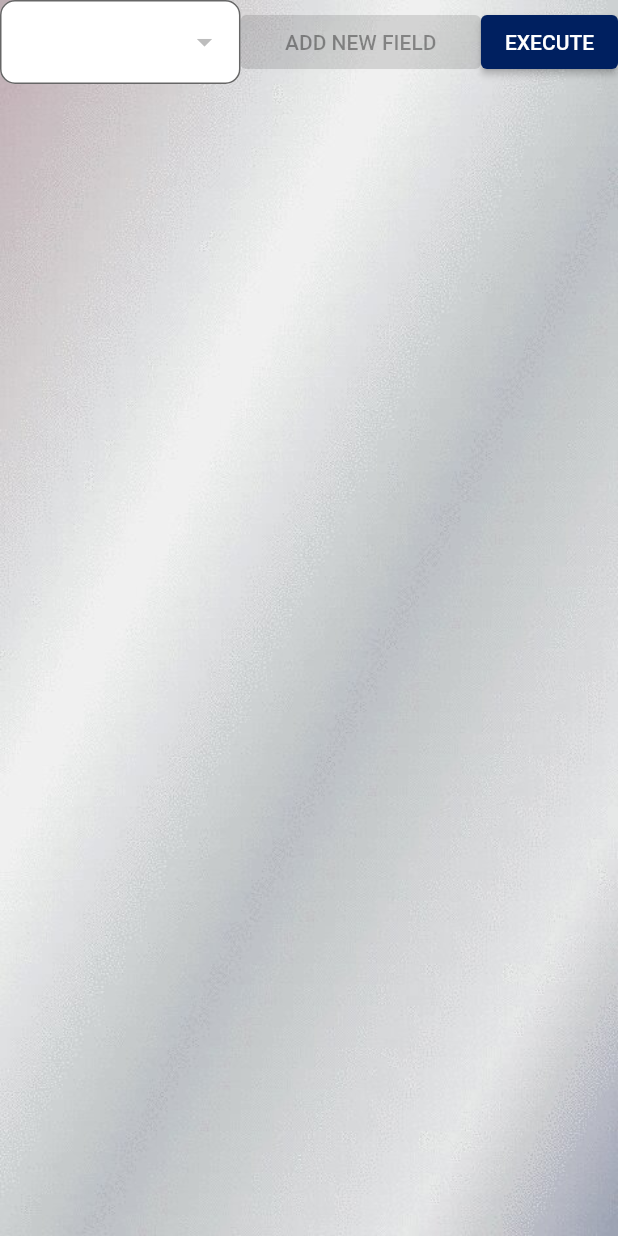
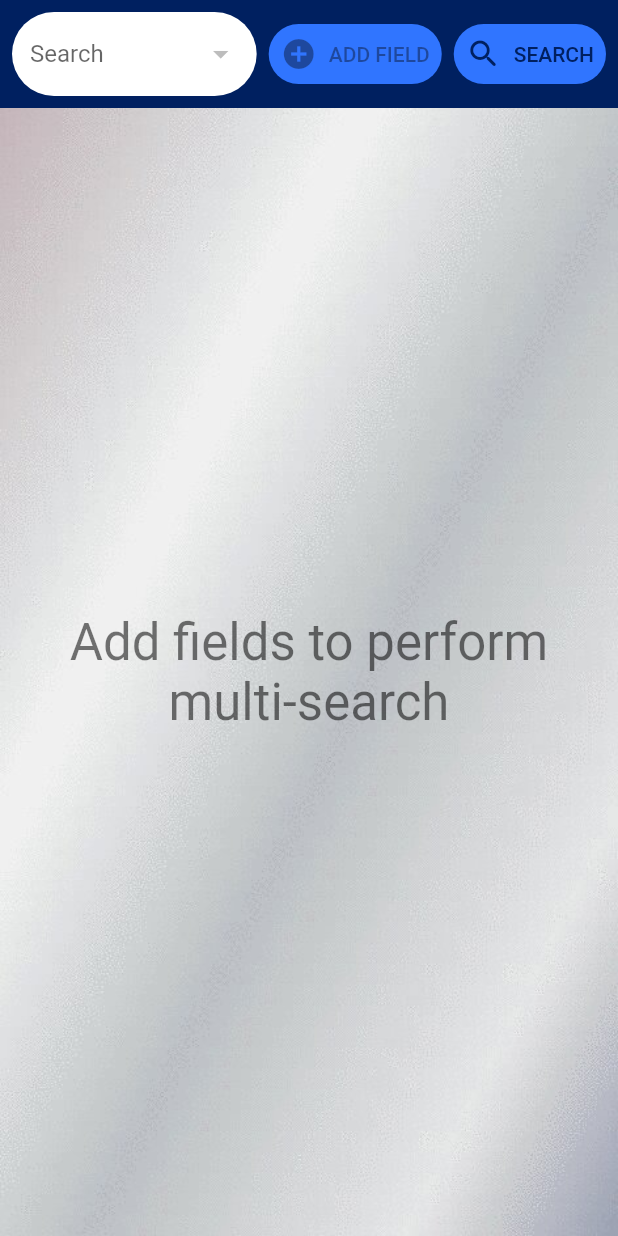
Before and after one commit to Acetylcholine007/MechTrack, a Flutter app: the MultiSearchOverlay widget shown alone on an empty page, opened directly with empty values, on a phone screen of 412 x 824 dp. Run offline on Flutter 3.47's test engine with Material 2 defaults, Android fonts, the phone set to English and light mode, and no system bars; our stand-ins replace cloud_firestore, csv, file_picker, firebase_auth, firebase_core, flutter_spinkit and 5 more; missing offline and left inert: barcode_scan2, flutter_file_dialog; accounts and stored records are empty; statements that could not run were skipped.

Commit message:
Multisearch logic working, Refined MultiSSearchOverlayUI, Minor DatabasePage UI revision, SingleSearchBar UI revision, Added export location setting placeholder

```diff
--- a/lib/components/MultiSearchOverlay.dart
+++ b/lib/components/MultiSearchOverlay.dart
@@ -51,6 +51,8 @@ class _MultiSearchOverlayState extends State<MultiSearchOverlay> {
 
   @override
   Widget build(BuildContext context) {
+    final theme = Theme.of(context);
+
     return GestureDetector(
       onTap: () => FocusScope.of(context).requestFocus(new FocusNode()),
       child: Container(
@@ -58,7 +60,69 @@ class _MultiSearchOverlayState extends State<MultiSearchOverlay> {
           image: DecorationImage(image: new AssetImage("assets/images/background.jpg"), fit: BoxFit.cover,),
         ),
         constraints: BoxConstraints.expand(),
-        child: SingleChildScrollView(
+        child: Column(
+          children: [
+            Container(
+              color: Theme.of(context).primaryColor,
+              child: Row(
+                children: [
+                  Expanded(
+                    flex: 3, child: Padding(
+                      padding: EdgeInsets.fromLTRB(8, 8, 4, 8),
+                      child: DropdownButtonFormField(
+                        menuMaxHeight: 500,
+                        isExpanded: true,
+                        value: dropdownValue,
+                        decoration: searchFieldDecoration,
+                        items: remainingKeys.map((key) => DropdownMenuItem(
+                          child: Text(widget.fields.fields[key], overflow: TextOverflow.ellipsis),
+                          value: key,
+                        )).toList(),
+                        onChanged: (val) => setState(() {
+                          dropdownValue = val;
+                        }),
+                      ),
+                    ),
+                  ),
+                  Padding(
+                  padding: EdgeInsets.fromLTRB(4, 8, 4, 8),
+                    child: TextButton.icon(
+                      icon: Icon(Icons.add_circle_outlined),
+                      style: barButtonDecoration.copyWith(
+                        backgroundColor: MaterialStateProperty.all(theme.backgroundColor),
+                        alignment: Alignment.centerLeft
+                      ),
+                      label: Text('ADD FIELD'),
+                      onPressed: remainingKeys.isNotEmpty ? () {
+                        setState(() {
+                          queries[dropdownValue] = '';
+                          setRemainingKeys(field: dropdownValue, isAdd: false);
+                        });
+                      } : null,
+                    ),
+                  ),
+                  Padding(
+                  padding: EdgeInsets.fromLTRB(4, 8, 8, 8),
+                    child: TextButton.icon(
+                    icon: Icon(Icons.search_rounded),
+                    style: barButtonDecoration.copyWith(
+                      backgroundColor: MaterialStateProperty.all(theme.backgroundColor),
+                        alignment: Alignment.centerLeft
+                    ),
+                    label: Text('SEARCH'),
+                      onPressed: () {
+                        widget.multiQueryHandler(queries);
+                      },
+                    ),
+                  )
+                ],
+              ),
+            ),
+            Expanded(
+              flex: 1,
+              child: queries.isNotEmpty ? SingleChildScrollView(
+                child: Padding(
+                  padding: const EdgeInsets.all(8.0),
                   child: Table(
                       defaultVerticalAlignment: TableCellVerticalAlignment.middle,
                       columnWidths: const <int, TableColumnWidth>{
@@ -71,6 +135,8 @@ class _MultiSearchOverlayState extends State<MultiSearchOverlay> {
                               children: [
                                 PartTableText(widget.fields.fields[field], 'LABEL'),
                                 TableCell(
+                                  child: Padding(
+                                    padding: const EdgeInsets.symmetric(vertical: 4.0),
                                     child: TextFormField(
                                       initialValue: queries[field],
                                       decoration: formFieldDecoration.copyWith(hintText: 'Query'),
@@ -79,9 +145,10 @@ class _MultiSearchOverlayState extends State<MultiSearchOverlay> {
                                       }),
                                     ),
                                   ),
+                                ),
                                 TableCell(
                                   child: IconButton(
-                        icon: Icon(Icons.remove),
+                                    icon: Icon(Icons.remove_circle_rounded),
                                     onPressed: () => setState(() {
                                       queries.remove(field);
                                       setRemainingKeys(field: field, isAdd: true);
@@ -90,48 +157,18 @@ class _MultiSearchOverlayState extends State<MultiSearchOverlay> {
                                 ),
                               ]
                           )
-            ).toList() + <TableRow>[
-              TableRow(
-                children: [
-                  TableCell(
-                    child: DropdownButtonFormField(
-                      menuMaxHeight: 500,
-                      isExpanded: true,
-                      value: dropdownValue,
-                      decoration: formFieldDecoration,
-                      items: remainingKeys.map((key) => DropdownMenuItem(
-                        child: Text(widget.fields.fields[key], overflow: TextOverflow.ellipsis),
-                        value: key,
-                      )).toList(),
-                      onChanged: (val) => setState(() {
-                        dropdownValue = val;
-                      }),
+                      ).toList()
                   ),
                 ),
-                  TableCell(
-                    child: ElevatedButton(
-                      child: Text('ADD NEW FIELD'),
-                      onPressed: remainingKeys.isNotEmpty ? () {
-                        setState(() {
-                          queries[dropdownValue] = '';
-                          setRemainingKeys(field: dropdownValue, isAdd: false);
-                        });
-                      } : null,
+              ) : Center(
+                child: Text(
+                  'Add fields to perform multi-search',
+                  style: theme.textTheme.headline4,
+                  textAlign: TextAlign.center,
                 ),
               ),
-                  TableCell(
-                    child: ElevatedButton(
-                      child: Text('EXECUTE'),
-                      onPressed: () {
-                        widget.multiQueryHandler(queries);
-                        //TODO: execute query
-                      },
-                    ),
-                  ),
-                ]
             )
           ],
-          ),
         ),
       ),
     );
--- a/lib/components/TabulatedPartList.dart
+++ b/lib/components/TabulatedPartList.dart
@@ -69,8 +69,7 @@ class TabulatedPartList extends StatelessWidget {
                           partEntry.value.fields[col].toString(), 'CONTENT'),
                     )).toList()
                 );
-              }
-              ).toList()
+              }).toList()
           )
       ),
     );
--- a/lib/screens/mainpages/GuessProfilePage.dart
+++ b/lib/screens/mainpages/GuessProfilePage.dart
@@ -54,6 +54,10 @@ class _GuessProfilePageState extends State<GuessProfilePage> {
                   crossAxisAlignment: CrossAxisAlignment.stretch,
                   children: <Widget>[
                     ElevatedButton(
+                      onPressed: () {},
+                      style: buttonDecoration,
+                      child: Text('SET EXPORT LOCATION')),
+                    ElevatedButton(
                       onPressed: () => _auth.signOut(),
                       child: Text('SIGN OUT'),
                       style: buttonDecoration
--- a/lib/screens/mainpages/ProfilePage.dart
+++ b/lib/screens/mainpages/ProfilePage.dart
@@ -70,6 +70,10 @@ class _ProfilePageState extends State<ProfilePage> {
                     crossAxisAlignment: CrossAxisAlignment.stretch,
                     children: <Widget>[
                       ElevatedButton(
+                          onPressed: () {},
+                          style: buttonDecoration,
+                          child: Text('SET EXPORT LOCATION')),
+                      ElevatedButton(
                         onPressed: () =>
                           Navigator.push(
                           context,
--- a/lib/shared/decorations.dart
+++ b/lib/shared/decorations.dart
@@ -29,3 +29,23 @@ ButtonStyle buttonDecoration = ButtonStyle(
     )
   )
 );
+
+ButtonStyle barButtonDecoration = ButtonStyle(
+    shape: MaterialStateProperty.all<RoundedRectangleBorder>(
+        RoundedRectangleBorder(
+          borderRadius: BorderRadius.circular(100),
+        )
+    )
+);
+
+ButtonStyle outlineButtonDecoration = ButtonStyle(
+  foregroundColor: MaterialStateProperty.all(Colors.white),
+    shape: MaterialStateProperty.all<RoundedRectangleBorder>(
+        RoundedRectangleBorder(
+          side: BorderSide(
+            color: Colors.white
+          ),
+          borderRadius: BorderRadius.circular(100),
+        )
+    )
+);
```
Also changed, not shown: lib/components/AccountSearchBar.dart (+21 -6 lines), lib/components/PartSearchBar.dart (+20 -36 lines), lib/screens/mainpages/InventoryGlobalPage.dart (+27 -2 lines), lib/screens/mainpages/InventoryLocalPage.dart (+28 -19 lines). Lines whose indentation alone changed are shown as unchanged.
